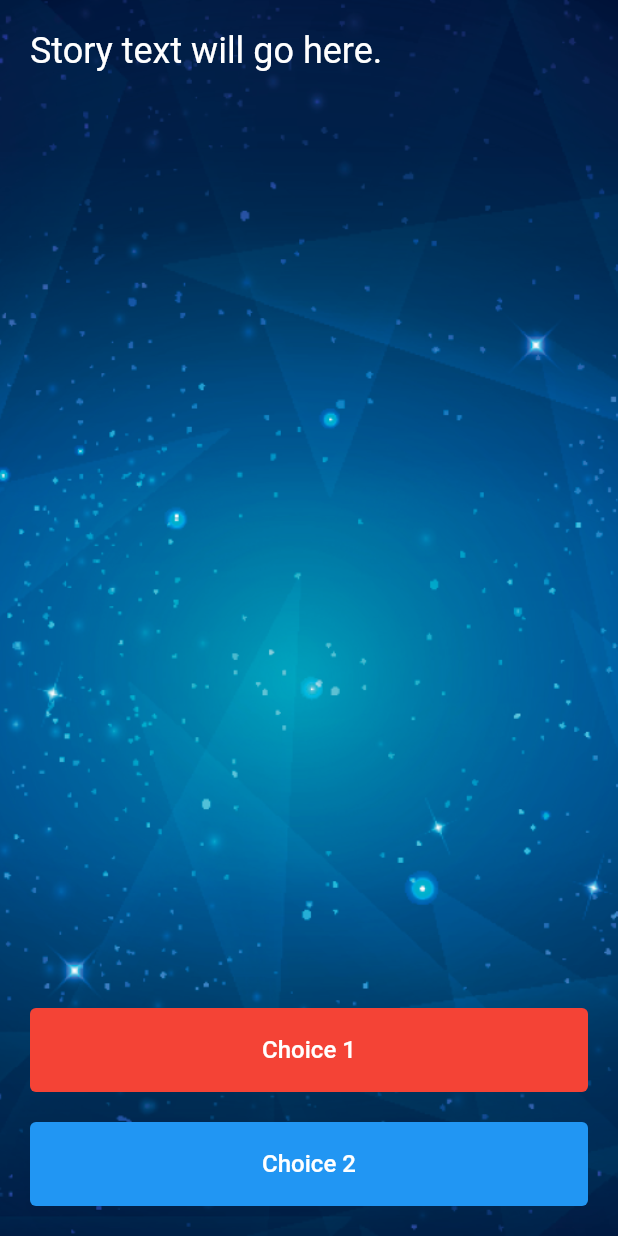
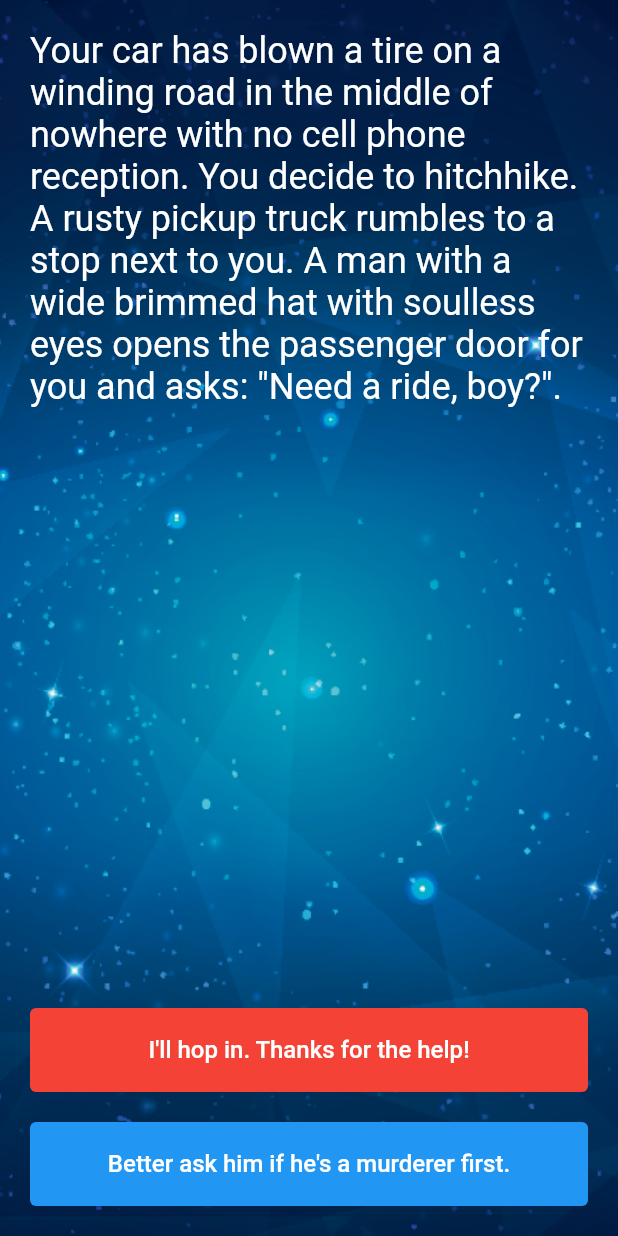
Before and after one commit to RuanFailache/flutter-destini, a Flutter app: the screen it shows after launch, on a phone screen of 412 x 824 dp. Run offline on Flutter 3.47's test engine with Material 2 defaults, Android fonts, the phone set to English and light mode, and no system bars.

Commit message:
feat: create story and coiche models and implements on controller an ui

```diff
--- /dev/null
+++ b/lib/common/data/story.dart
@@ -0,0 +1,83 @@
+import 'package:destini/common/models/choice.dart';
+import 'package:destini/common/models/story.dart';
+
+class StoryData {
+  Story _currentStory = _initialStory;
+
+  Story get currentStory => _currentStory;
+
+  void updateCurrentStory(int choice) {
+    final nextStoryOfChoice1 = _currentStory.choice1.nextStory;
+    final nextStoryOfChoice2 = _currentStory.choice2?.nextStory;
+
+    if (choice == 1 && nextStoryOfChoice1 != null) {
+      _currentStory = nextStoryOfChoice1!;
+    }
+
+    if (choice == 2 && nextStoryOfChoice2 != null) {
+      _currentStory = nextStoryOfChoice1!;
+    }
+  }
+}
+
+final _initialStory = Story(
+  title:
+      'Your car has blown a tire on a winding road in the middle of nowhere with no cell phone reception. You decide to hitchhike. A rusty pickup truck rumbles to a stop next to you. A man with a wide brimmed hat with soulless eyes opens the passenger door for you and asks: "Need a ride, boy?".',
+  choice1: Choice(
+    title: 'I\'ll hop in. Thanks for the help!',
+    nextStory: _story_2,
+  ),
+  choice2: Choice(
+    title: 'Better ask him if he\'s a murderer first.',
+    nextStory: _story_1,
+  ),
+);
+
+final _story_1 = Story(
+  title: 'He nods slowly, unphased by the question.',
+  choice1: Choice(
+    title: 'At least he\'s honest. I\'ll climb in.',
+    nextStory: _story_2,
+  ),
+  choice2: Choice(
+    title: 'Wait, I know how to change a tire.',
+    nextStory: _story_3,
+  ),
+);
+
+final _story_2 = Story(
+  title:
+      'As you begin to drive, the stranger starts talking about his relationship with his mother. He gets angrier and angrier by the minute. He asks you to open the glovebox. Inside you find a bloody knife, two severed fingers, and a cassette tape of Elton John. He reaches for the glove box.',
+  choice1: Choice(
+    title: 'I love Elton John! Hand him the cassette tape.',
+    nextStory: _story_5,
+  ),
+  choice2: Choice(
+    title: 'It\'s him or me! You take the knife and stab him.',
+    nextStory: _story_4,
+  ),
+);
+
+final _story_3 = Story(
+  title:
+      'What? Such a cop out! Did you know traffic accidents are the second leading cause of accidental death for most adult age groups?',
+  choice1: Choice(
+    title: 'Restart',
+  ),
+);
+
+final _story_4 = Story(
+  title:
+      'As you smash through the guardrail and careen towards the jagged rocks below you reflect on the dubious wisdom of stabbing someone while they are driving a car you are in.',
+  choice1: Choice(
+    title: 'Restart',
+  ),
+);
+
+final _story_5 = Story(
+  title:
+      'You bond with the murderer while crooning verses of "Can you feel the love tonight". He drops you off at the next town. Before you go he asks you if you know any good places to dump bodies. You reply: "Try the pier".',
+  choice1: Choice(
+    title: 'Restart',
+  ),
+);
--- /dev/null
+++ b/lib/common/models/story.dart
@@ -0,0 +1,21 @@
+import 'package:destini/common/models/choice.dart';
+
+class Story {
+  final String _title;
+  final Choice _choice1;
+  final Choice? _choice2;
+
+  const Story({
+    required String title,
+    required Choice choice1,
+    Choice? choice2,
+  })  : _title = title,
+        _choice1 = choice1,
+        _choice2 = choice2;
+
+  String get title => _title;
+
+  Choice get choice1 => _choice1;
+
+  Choice? get choice2 => _choice2;
+}
--- a/lib/main.dart
+++ b/lib/main.dart
@@ -10,7 +10,7 @@ class DestiniApp extends StatelessWidget {
 
   @override
   Widget build(BuildContext context) {
-    return const MaterialApp(
+    return MaterialApp(
       title: 'Destini',
       home: StoryPage(),
     );
--- a/lib/pages/story/controller.dart
+++ b/lib/pages/story/controller.dart
@@ -0,0 +1,18 @@
+import 'package:destini/common/data/story.dart';
+import 'package:destini/common/models/story.dart';
+
+class StoryController {
+  final _storyData = StoryData();
+
+  Story get _currentStory => _storyData.currentStory;
+
+  String get currentStoryTitle => _currentStory.title;
+
+  String get currentStoryChoice1 => _currentStory.choice1.title;
+
+  String? get currentStoryChoice2 => _currentStory.choice2?.title;
+
+  void goToNextStory(int choice) {
+    _storyData.updateCurrentStory(choice);
+  }
+}
--- a/lib/pages/story/page.dart
+++ b/lib/pages/story/page.dart
@@ -1,9 +1,60 @@
 import 'package:destini/common/components/button.dart';
+import 'package:destini/pages/story/controller.dart';
 import 'package:destini/pages/story/layout.dart';
 import 'package:flutter/material.dart';
 
-class StoryPage extends StatelessWidget {
+class StoryPage extends StatefulWidget {
   const StoryPage({Key? key}) : super(key: key);
+
+  @override
+  createState() => _StoryPageState();
+}
+
+class _StoryPageState extends State<StoryPage> {
+  final _storyController = StoryController();
+
+  Widget buildButtonGroup() {
+    final secondChoice = _storyController.currentStoryChoice2;
+
+    if (secondChoice == null) {
+      return CustomButton(
+        text: _storyController.currentStoryChoice1,
+        onPressed: () {
+          setState(() {
+            _storyController.goToNextStory(1);
+          });
+        },
+        backgroundColor: Colors.red,
+      );
+    }
+
+    return Column(
+      crossAxisAlignment: CrossAxisAlignment.stretch,
+      children: [
+        CustomButton(
+          text: _storyController.currentStoryChoice1,
+          onPressed: () {
+            setState(() {
+              _storyController.goToNextStory(1);
+            });
+          },
+          backgroundColor: Colors.red,
+        ),
+        const SizedBox(
+          height: 20,
+        ),
+        CustomButton(
+          text: secondChoice,
+          onPressed: () {
+            setState(() {
+              _storyController.goToNextStory(2);
+            });
+          },
+          backgroundColor: Colors.blue,
+        )
+      ],
+    );
+  }
 
   @override
   Widget build(BuildContext context) {
@@ -11,28 +62,16 @@ class StoryPage extends StatelessWidget {
       child: Column(
         crossAxisAlignment: CrossAxisAlignment.stretch,
         children: [
-          const Expanded(
+          Expanded(
             child: Text(
-              'Story text will go here.',
-              style: TextStyle(
+              _storyController.currentStoryTitle,
+              style: const TextStyle(
                 fontSize: 24,
                 color: Colors.white,
               ),
             ),
           ),
-          CustomButton(
-            text: 'Choice 1',
-            onPressed: () {},
-            backgroundColor: Colors.red,
-          ),
-          const SizedBox(
-            height: 20,
-          ),
-          CustomButton(
-            text: 'Choice 2',
-            onPressed: () {},
-            backgroundColor: Colors.blue,
-          ),
+          buildButtonGroup(),
         ],
       ),
     );
```
Also changed, not shown: lib/common/models/choice.dart (added, +21 -0 lines).
